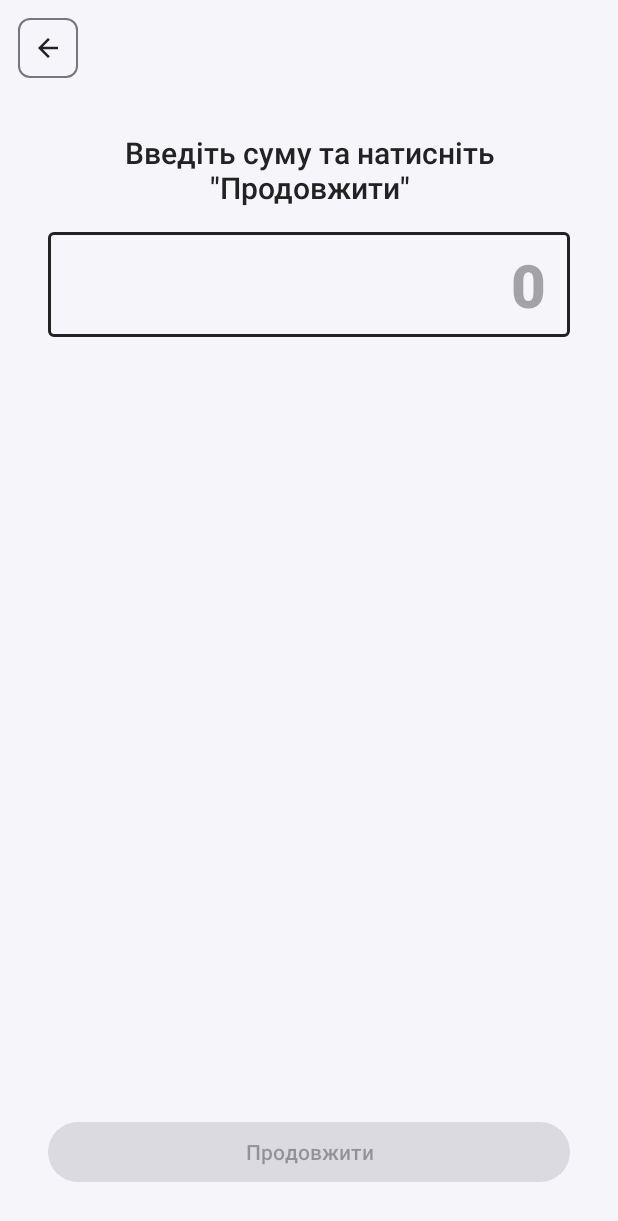
After one commit to oleksiy-botvin/ATM, an Android app: the layout fragment_withdraw_cash.xml on its own in the app's theme, with its tools: preview values and no code run, on a phone screen of 412 x 824 dp. The commit adds this screen. Shown: the top 1221 px of the screen. Run offline under Robolectric (Android 15) with nearby library versions, the phone set to English and light mode, and no system bars.

Commit message:
added WithdrawCash screen

```diff
--- a/app/src/main/java/ua/edu/ztu/student/zipz221_boyu/mvp/screen/balance/BalanceMvp.java
+++ b/app/src/main/java/ua/edu/ztu/student/zipz221_boyu/mvp/screen/balance/BalanceMvp.java
@@ -14,6 +14,7 @@ public interface BalanceMvp {
         void initListeners();
         void showBalance(@NonNull OperationResult.Balance it);
         void showErrorScreen(OperationError error);
+        void showLoginScreen();
     }
 
     interface Presenter extends BaseMvp.BasePresenter<View> {
--- /dev/null
+++ b/app/src/main/res/layout/fragment_withdraw_cash.xml
@@ -0,0 +1,81 @@
+<?xml version="1.0" encoding="utf-8"?>
+<androidx.constraintlayout.widget.ConstraintLayout xmlns:android="http://schemas.android.com/apk/res/android"
+    android:layout_width="match_parent"
+    android:layout_height="match_parent"
+    xmlns:app="http://schemas.android.com/apk/res-auto">
+
+    <Button
+        android:id="@+id/back_button"
+        style="@style/Widget.Material3.Button.IconButton.Outlined"
+        android:layout_width="wrap_content"
+        android:layout_height="wrap_content"
+        android:layout_marginStart="8dp"
+        android:layout_marginTop="8dp"
+        app:icon="@drawable/outline_arrow_back_24"
+        app:layout_constraintStart_toStartOf="parent"
+        app:layout_constraintTop_toTopOf="parent"
+        app:layout_constraintVertical_chainStyle="packed"
+        app:shapeAppearance="@style/ShapeAppearance.Material3.MediumComponent" />
+
+    <TextView
+        android:id="@+id/title_text_view"
+        android:layout_width="0dp"
+        android:layout_height="wrap_content"
+        android:layout_marginStart="32dp"
+        android:layout_marginTop="32dp"
+        android:layout_marginEnd="32dp"
+        android:fontFamily="sans-serif-medium"
+        android:text="@string/enter_amount"
+        android:textAlignment="center"
+        android:textSize="20sp"
+        app:layout_constraintEnd_toEndOf="parent"
+        app:layout_constraintStart_toStartOf="parent"
+        app:layout_constraintTop_toBottomOf="@+id/back_button" />
+
+    <com.google.android.material.textfield.TextInputLayout
+        android:id="@+id/textInputLayout"
+        android:layout_width="0dp"
+        android:layout_height="wrap_content"
+        android:layout_marginTop="16dp"
+        app:errorEnabled="true"
+        app:errorIconDrawable="@null"
+        app:hintEnabled="false"
+        app:layout_constrainedWidth="true"
+        app:layout_constraintEnd_toEndOf="@+id/title_text_view"
+        app:layout_constraintHorizontal_bias="0.5"
+        app:layout_constraintStart_toStartOf="@+id/title_text_view"
+        app:layout_constraintTop_toBottomOf="@+id/title_text_view"
+        app:passwordToggleDrawable="@null">
+
+        <com.google.android.material.textfield.TextInputEditText
+            android:id="@+id/sum_text_input"
+            android:layout_width="match_parent"
+            android:layout_height="wrap_content"
+            android:digits="0123456789"
+            android:fontFamily="sans-serif-black"
+            android:hint="0"
+            android:imeOptions="actionDone"
+            android:inputType="numberDecimal"
+            android:lines="1"
+            android:maxLength="4"
+            android:maxLines="1"
+            android:paddingTop="8dp"
+            android:paddingBottom="8dp"
+            android:textAlignment="textEnd"
+            android:textSize="40sp" />
+    </com.google.android.material.textfield.TextInputLayout>
+
+    <Button
+        android:id="@+id/continue_button"
+        android:layout_width="0dp"
+        android:layout_height="wrap_content"
+        android:layout_marginStart="32dp"
+        android:layout_marginEnd="32dp"
+        android:layout_marginBottom="32dp"
+        android:enabled="false"
+        android:text="@string/to_continue"
+        app:layout_constraintBottom_toBottomOf="parent"
+        app:layout_constraintEnd_toEndOf="parent"
+        app:layout_constraintStart_toStartOf="parent" />
+
+</androidx.constraintlayout.widget.ConstraintLayout>
--- a/app/src/main/res/values/strings.xml
+++ b/app/src/main/res/values/strings.xml
@@ -42,4 +42,5 @@
     <string name="own_funds">Власні кошти</string>
     <string name="available">Доступно</string>
     <string name="credit_limit">Кредитний ліміт</string>
+    <string name="enter_amount">Введіть суму та натисніть \"Продовжити\"</string>
 </resources>
```
Also changed, not shown: app/src/main/java/ua/edu/ztu/student/zipz221_boyu/data/entity/operation/Operation.java (+11 -0 lines), app/src/main/java/ua/edu/ztu/student/zipz221_boyu/mvp/screen/balance/BalancePresenter.java (+12 -0 lines), app/src/main/java/ua/edu/ztu/student/zipz221_boyu/mvp/screen/withdraw_cash/WithdrawCashMvp.java (added, +18 -0 lines), app/src/main/java/ua/edu/ztu/student/zipz221_boyu/mvp/screen/withdraw_cash/WithdrawCashPresenter.java (added, +44 -0 lines), app/src/main/java/ua/edu/ztu/student/zipz221_boyu/ui/fragment/BalanceFragment.java (+8 -0 lines), app/src/main/java/ua/edu/ztu/student/zipz221_boyu/ui/fragment/MenuFragment.java (+4 -3 lines), app/src/main/java/ua/edu/ztu/student/zipz221_boyu/ui/fragment/WithdrawCashFragment.java (added, +86 -0 lines), app/src/main/java/ua/edu/ztu/student/zipz221_boyu/util/PrimitivesUtil.java (+13 -0 lines), app/src/main/res/navigation/nav_graph.xml (+32 -1 lines).
